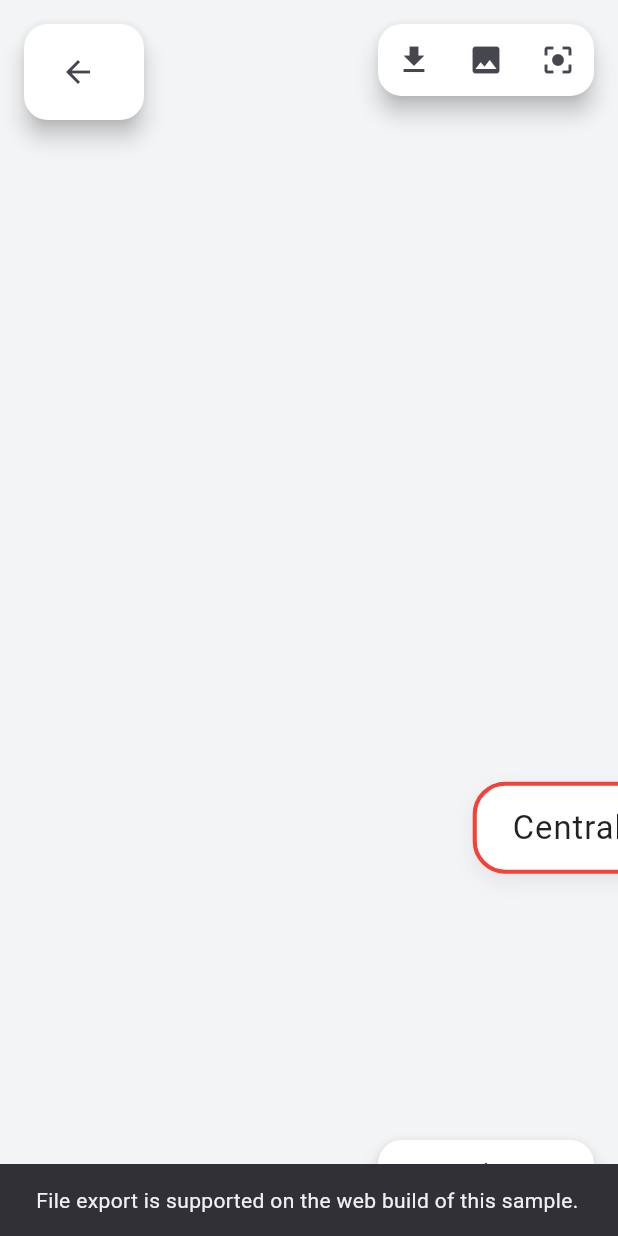
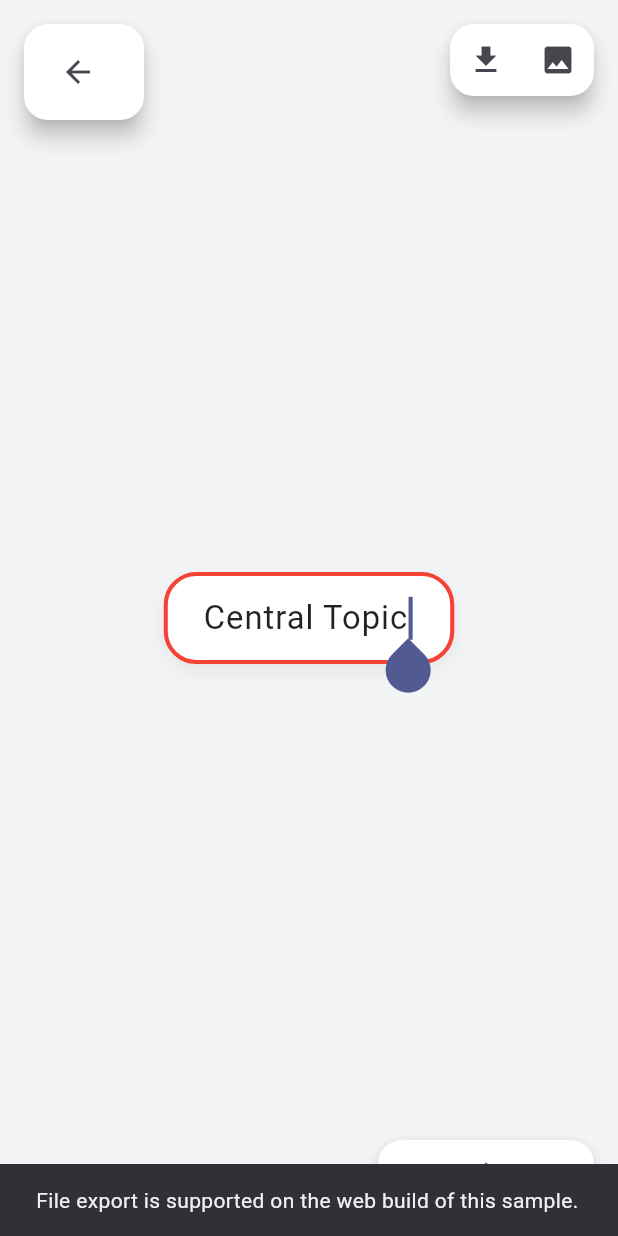
Before and after one commit to twilker/mindmap, a Flutter app: the MindMapEditorPage screen opened directly with empty values, after a tap on the "file download" icon, on a phone screen of 412 x 824 dp. Run offline on Flutter 3.47's test engine with Material 3 defaults, Android fonts, the phone set to English and light mode, and no system bars; our stand-ins replace file_picker, flutter_riverpod, hive_flutter; missing offline and left inert: universal_html; accounts and stored records are empty.

Commit message:
Adjust editor toolbar and auto-fit centering

```diff
--- a/lib/src/screens/mind_map_editor_page.dart
+++ b/lib/src/screens/mind_map_editor_page.dart
@@ -227,12 +227,6 @@ class _MindMapEditorPageState extends ConsumerState<MindMapEditorPage> {
             tooltip: 'Export SVG',
             onPressed: _exportSvg,
           ),
-          IconButton(
-            icon: const Icon(Icons.center_focus_strong),
-            tooltip: 'Autofit view',
-            onPressed: () =>
-                ref.read(mindMapProvider.notifier).requestAutoFit(),
-          ),
         ],
       ),
     );
--- a/lib/src/widgets/mind_map_view.dart
+++ b/lib/src/widgets/mind_map_view.dart
@@ -95,7 +95,12 @@ class _MindMapViewState extends ConsumerState<MindMapView> with SingleTickerProv
     return LayoutBuilder(
       builder: (context, constraints) {
         final viewportSize = Size(constraints.maxWidth, constraints.maxHeight);
-        _maybeAutoFit(mindMapState, layout, viewportSize);
+        _maybeAutoFit(
+          mindMapState,
+          layout,
+          origin,
+          viewportSize,
+        );
 
         return Stack(
           children: [
@@ -178,17 +183,26 @@ class _MindMapViewState extends ConsumerState<MindMapView> with SingleTickerProv
     );
   }
 
-  void _maybeAutoFit(MindMapState state, MindMapLayoutResult layout, Size viewportSize) {
+  void _maybeAutoFit(
+    MindMapState state,
+    MindMapLayoutResult layout,
+    Offset origin,
+    Size viewportSize,
+  ) {
     if (_lastAutoFitVersion == state.autoFitVersion || layout.isEmpty) {
       return;
     }
     _lastAutoFitVersion = state.autoFitVersion;
-    final padded = layout.bounds.inflate(boundsMargin);
-    final scaleX = viewportSize.width / padded.width;
-    final scaleY = viewportSize.height / padded.height;
+    final padded = layout.bounds.inflate(boundsMargin).shift(origin);
+    final paddedWidth = padded.width <= 0 ? 1.0 : padded.width;
+    final paddedHeight = padded.height <= 0 ? 1.0 : padded.height;
+    final scaleX = viewportSize.width / paddedWidth;
+    final scaleY = viewportSize.height / paddedHeight;
     final scale = min(scaleX, scaleY).clamp(zoomMinScale, zoomMaxScale);
-    final offsetX = -padded.left * scale + (viewportSize.width - padded.width * scale) / 2;
-    final offsetY = -padded.top * scale + (viewportSize.height - padded.height * scale) / 2;
+    final offsetX =
+        -padded.left * scale + (viewportSize.width - paddedWidth * scale) / 2;
+    final offsetY =
+        -padded.top * scale + (viewportSize.height - paddedHeight * scale) / 2;
     final matrix = Matrix4.identity()
       ..translateByVector3(vm.Vector3(offsetX, offsetY, 0))
       ..scaleByVector3(vm.Vector3(scale, scale, 1));
```
